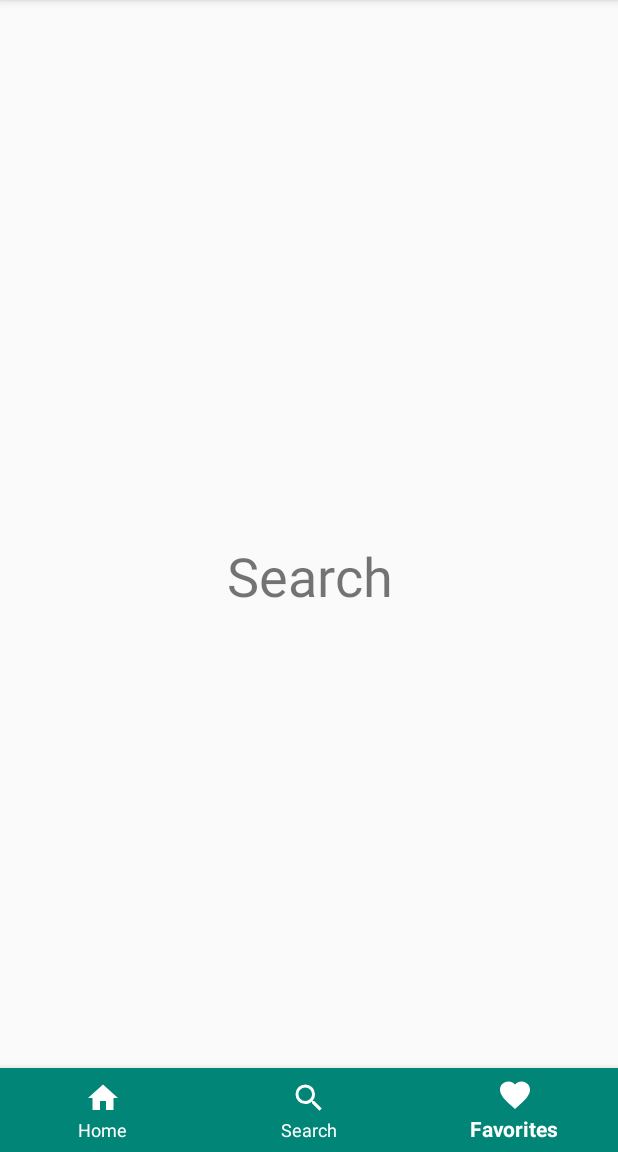
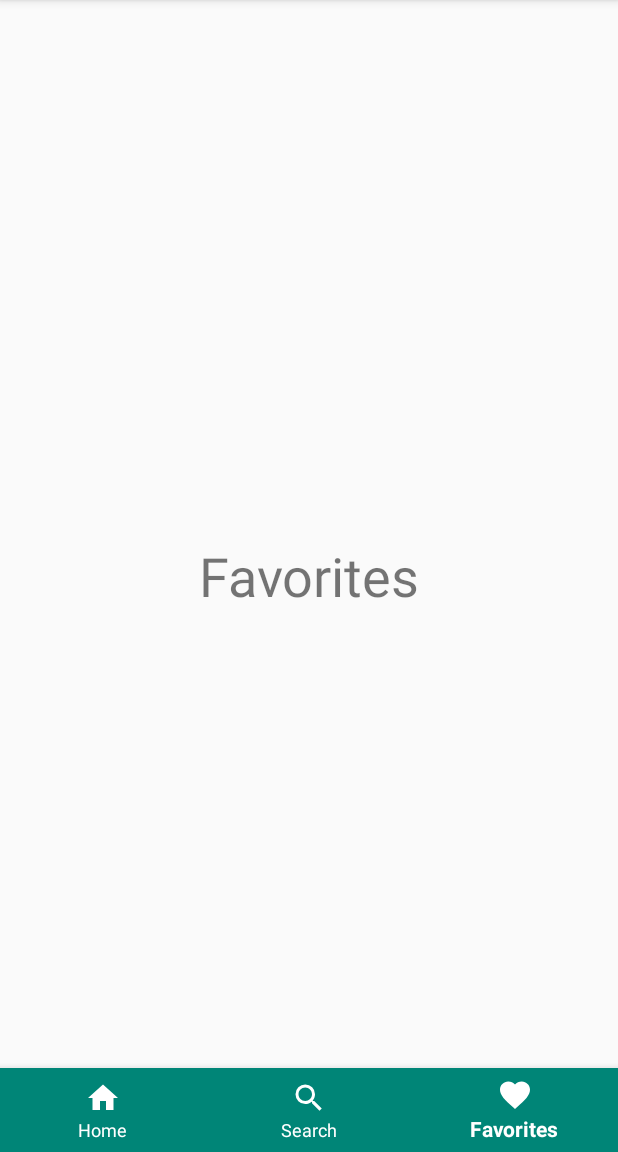
Before and after one commit to nickand/MoviesFeed, an Android app: the screen it shows after launch (MainActivity), item 3 of the bottom bar chosen, on a phone screen of 412 x 824 dp, the part 84-1236 px from its top. Run offline under Robolectric (Android 15) with nearby library versions, the phone set to English and light mode, and no system bars; our stand-ins replace ButterKnife, Dagger/Hilt's generated code, RxJava; 3 statements that could not run were skipped.

Commit message:
Add FavoriteFragment

```diff
--- a/app/src/main/java/com/nickand/moviesfeed/MainActivity.java
+++ b/app/src/main/java/com/nickand/moviesfeed/MainActivity.java
@@ -9,6 +9,7 @@ import android.support.v7.app.AppCompatActivity;
 import android.view.MenuItem;
 import android.view.ViewGroup;
 
+import com.nickand.moviesfeed.fragments.FavoriteFragment;
 import com.nickand.moviesfeed.fragments.HomeFragment;
 import com.nickand.moviesfeed.fragments.SearchFragment;
 
@@ -52,6 +53,8 @@ public class MainActivity extends AppCompatActivity {
                             break;
 
                         case R.id.action_favorites:
+                            Fragment favoriteFragment = new FavoriteFragment();
+                            loadFragment(favoriteFragment);
                             break;
                     }
                     return true;
--- /dev/null
+++ b/app/src/main/java/com/nickand/moviesfeed/fragments/FavoriteFragment.java
@@ -0,0 +1,77 @@
+package com.nickand.moviesfeed.fragments;
+
+import android.os.Bundle;
+import android.support.v4.app.Fragment;
+import android.view.LayoutInflater;
+import android.view.View;
+import android.view.ViewGroup;
+
+import com.nickand.moviesfeed.R;
+import com.nickand.moviesfeed.root.App;
+
+import java.util.Objects;
+
+import butterknife.BindView;
+import butterknife.ButterKnife;
+
+public class FavoriteFragment extends Fragment {
+    private static final String ARG_PARAM1 = "param1";
+    private static final String ARG_PARAM2 = "param2";
+    private static final String TAG = FavoriteFragment.class.getName();
+
+    private String mParam1;
+    private String mParam2;
+
+    @BindView(R.id.rootView)
+    ViewGroup rootView;
+
+    public FavoriteFragment() {
+        // Required empty public constructor
+    }
+
+    public static FavoriteFragment newInstance() {
+        return new FavoriteFragment();
+    }
+
+    public static FavoriteFragment newInstance(String param1, String param2) {
+        FavoriteFragment fragment = new FavoriteFragment();
+        Bundle args = new Bundle();
+        args.putString(ARG_PARAM1, param1);
+        args.putString(ARG_PARAM2, param2);
+        fragment.setArguments(args);
+        return fragment;
+    }
+
+    @Override
+    public void onCreate(Bundle savedInstanceState) {
+        super.onCreate(savedInstanceState);
+
+        if (getArguments() != null) {
+            mParam1 = getArguments().getString(ARG_PARAM1);
+            mParam2 = getArguments().getString(ARG_PARAM2);
+        }
+
+        ((App) Objects.requireNonNull(getActivity()).getApplication()).getComponent().inject(this);
+    }
+
+    @Override
+    public View onCreateView(LayoutInflater inflater, ViewGroup container,
+                             Bundle savedInstanceState) {
+        // Inflate the layout for this fragment
+        View view = inflater.inflate(R.layout.fragment_favorite, container, false);
+
+        ButterKnife.bind(this, view);
+
+        return view;
+    }
+
+    @Override
+    public void onResume() {
+        super.onResume();
+    }
+
+    @Override
+    public void onStop() {
+        super.onStop();
+    }
+}
--- a/app/src/main/java/com/nickand/moviesfeed/root/ApplicationComponent.java
+++ b/app/src/main/java/com/nickand/moviesfeed/root/ApplicationComponent.java
@@ -1,6 +1,7 @@
 package com.nickand.moviesfeed.root;
 
 import com.nickand.moviesfeed.MainActivity;
+import com.nickand.moviesfeed.fragments.FavoriteFragment;
 import com.nickand.moviesfeed.fragments.HomeFragment;
 import com.nickand.moviesfeed.fragments.SearchFragment;
 import com.nickand.moviesfeed.http.MovieExtraInfoApiModule;
@@ -19,4 +20,5 @@ public interface ApplicationComponent {
 
     void inject(HomeFragment homeFragment);
     void inject(SearchFragment searchFragment);
+    void inject(FavoriteFragment favoriteFragment);
 }
--- /dev/null
+++ b/app/src/main/res/layout/fragment_favorite.xml
@@ -0,0 +1,17 @@
+<?xml version="1.0" encoding="utf-8"?>
+<android.support.constraint.ConstraintLayout xmlns:android="http://schemas.android.com/apk/res/android"
+    android:id="@+id/rootView"
+    android:layout_width="match_parent"
+    android:layout_height="match_parent">
+
+    <TextView
+        android:layout_width="match_parent"
+        android:layout_height="match_parent"
+        android:text="Favorites"
+        android:textSize="36sp"
+        android:gravity="center"/>
+
+    <include
+        android:id="@+id/bottomNavContainer"
+        layout="@layout/activity_main" />
+</android.support.constraint.ConstraintLayout>
```
